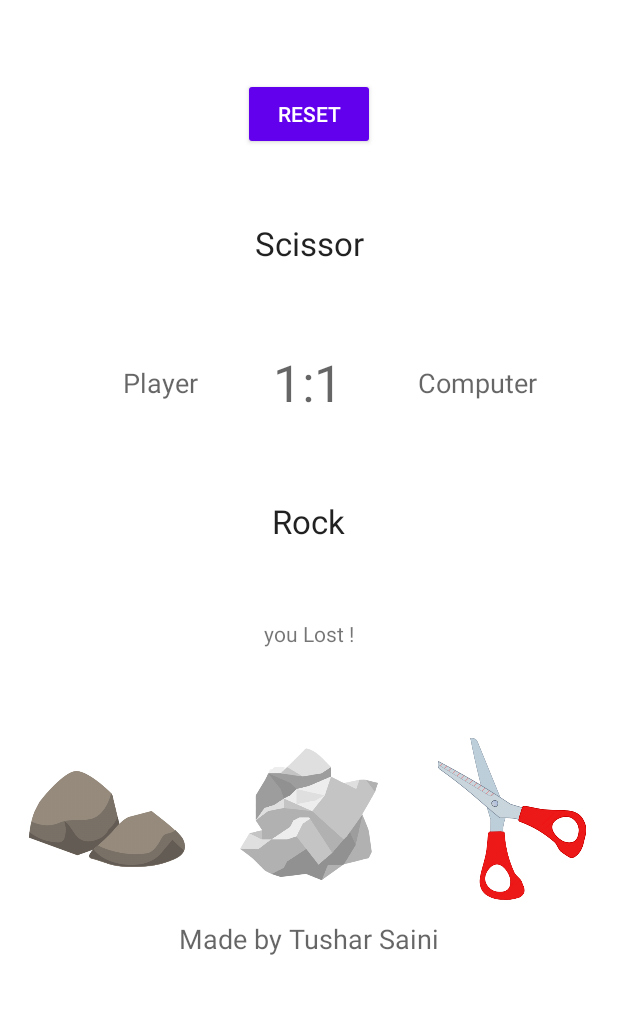
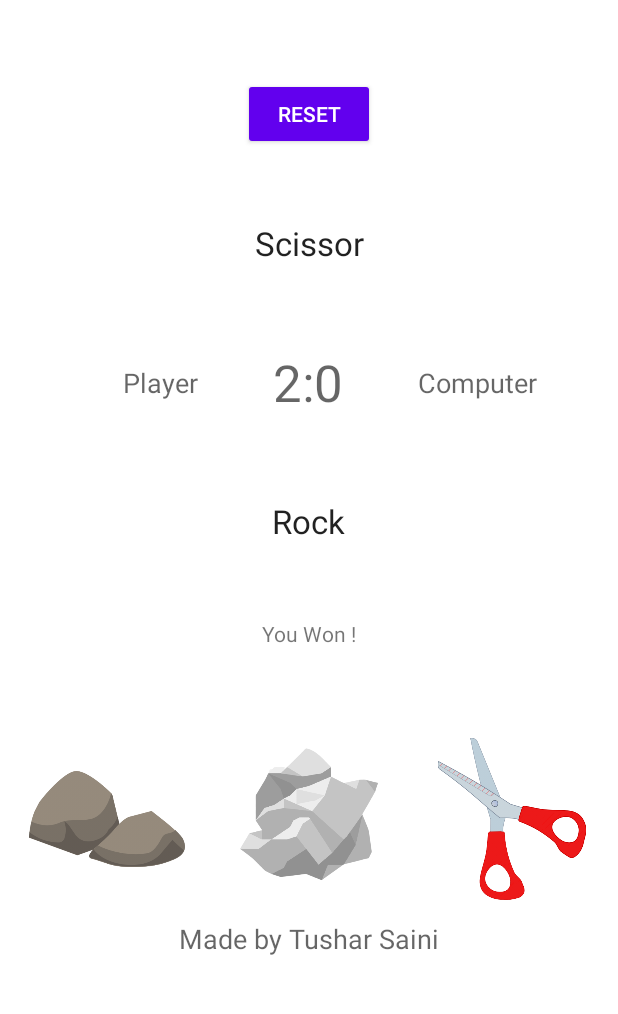
Before and after one commit to TusharSaini17/Rock-Paper-Scissors-By-Tushar, an Android app: the screen it shows after launch (MainActivity), after a tap on an icon or button, on a phone screen of 412 x 824 dp, the part 201-1215 px from its top. Run offline under Robolectric (Android 15) with nearby library versions, the phone set to English and light mode, and no system bars; 2 other taps on this screen came first.

Commit message:
Bugs fixed

```diff
--- a/app/src/main/java/com/example/rockpaperscissor/MainActivity.java
+++ b/app/src/main/java/com/example/rockpaperscissor/MainActivity.java
@@ -1,5 +1,9 @@
 package com.example.rockpaperscissor;
 
+import android.media.AudioAttributes;
+import android.media.AudioManager;
+import android.media.SoundPool;
+import android.os.Build;
 import android.os.Bundle;
 import android.util.Log;
 import android.view.View;
@@ -11,7 +15,8 @@ import java.util.Random;
 
 public class MainActivity extends AppCompatActivity {
     private static final String TAG = "MainActivity";
-
+    public SoundPool soundPool;
+    public int M_win,M_lose,lose,win,tie;
     TextView scoreText, wonLostText, userSelectText, compSelectText;
 
     int userScore = 0;
@@ -31,6 +36,25 @@ public class MainActivity extends AppCompatActivity {
        wonLostText.setText("");
         compSelectText.setText("");
         userSelectText.setText("");
+
+        if (Build.VERSION.SDK_INT >= Build.VERSION_CODES.LOLLIPOP) {
+            AudioAttributes audioAttributes = new AudioAttributes.Builder()
+                    .setUsage(AudioAttributes.USAGE_ASSISTANCE_SONIFICATION)
+                    .setContentType(AudioAttributes.CONTENT_TYPE_SONIFICATION)
+                    .build();
+
+            soundPool = new SoundPool.Builder()
+                    .setMaxStreams(2)
+                    .setAudioAttributes(audioAttributes)
+                    .build();
+        } else {
+            soundPool = new SoundPool(2, AudioManager.STREAM_MUSIC, 0);
+        }
+        M_win = soundPool.load(this, R.raw.victory, 1);
+        M_lose = soundPool.load(this, R.raw.over, 1);
+        win = soundPool.load(this, R.raw.win, 1);
+        lose = soundPool.load(this, R.raw.lose, 1);
+        tie = soundPool.load(this, R.raw.tie, 1);
     }
 
     public void resetButton(View view) {
@@ -58,32 +82,38 @@ public class MainActivity extends AppCompatActivity {
     }
     private void match(int userSelection) {
 
-        int low = 1;
-        int high = 3;
 
 
-        int compSelection = random.nextInt(high) + low;
+
+        int compSelection = random.nextInt(3);
 
 
         if (userSelection == compSelection) {
             wonLostText.setText("It's a Tie !");
-        } else if ( (userSelection - compSelection) % 3 == 1 ) {
-            wonLostText.setText("you Won !");
+            soundPool.autoPause();
+            soundPool.play(tie, 1, 1, 0, 0, 1);
+        } else if (userSelection == 0 && compSelection == 2 || userSelection == 1 && compSelection == 0
+                || userSelection == 2 && compSelection == 1) {
+            wonLostText.setText("You Won !");
+            soundPool.autoPause();
+            soundPool.play(win, 1, 1, 0, 0, 1);
             userScore++;
         } else {
-            wonLostText.setText("you Lost !");
+            wonLostText.setText("You Lost !");
+            soundPool.autoPause();
+            soundPool.play(lose, 1, 1, 0, 0, 1);
             compScore++;
         }
 
 
         switch (compSelection) {
-            case 1:
+            case 0:
                 compSelectText.setText("Rock");
                 break;
-            case 2:
+            case 1:
                 compSelectText.setText("Paper");
                 break;
-            case 3:
+            case 2:
                 compSelectText.setText("Scissor");
                 break;
             default:
@@ -91,13 +121,13 @@ public class MainActivity extends AppCompatActivity {
         }
 
         switch (userSelection) {
-            case 1:
+            case 0:
                 userSelectText.setText("Rock");
                 break;
-            case 2:
+            case 1:
                 userSelectText.setText("Paper");
                 break;
-            case 3:
+            case 2:
                 userSelectText.setText("Scissor");
                 break;
             default:
@@ -105,10 +135,14 @@ public class MainActivity extends AppCompatActivity {
         }
         setScoreTextView(userScore, compScore);
     if (userScore== 5){
+        soundPool.autoPause();
+        soundPool.play(M_win, 1, 1, 0, 0, 1);
         openWin();
         reset();
     }
     else if (compScore==5){
+        soundPool.autoPause();
+        soundPool.play(M_lose, 1, 1, 0, 0, 1);
         openlose();
         reset();
     }
@@ -124,4 +158,6 @@ public class MainActivity extends AppCompatActivity {
       losedialog losedialog=new losedialog();
       losedialog.show(getSupportFragmentManager(),"lose dialog");
     }
+
+
 }
--- a/app/src/main/res/layout/activity_main.xml
+++ b/app/src/main/res/layout/activity_main.xml
@@ -15,13 +15,14 @@
         android:backgroundTint="#00FFFFFF"
         android:onClick="rpsButton"
         android:scaleType="fitCenter"
-        android:tag="3"
+        android:tag="2"
         android:tint="#00FFFFFF"
         app:layout_constraintEnd_toEndOf="parent"
         app:layout_constraintHorizontal_bias="0.5"
         app:layout_constraintStart_toEndOf="@+id/paperButton"
         app:layout_constraintTop_toBottomOf="@+id/userSelectText"
-        app:srcCompat="@drawable/scissor" />
+        app:srcCompat="@drawable/scissor"
+        tools:ignore="SpeakableTextPresentCheck" />
 
     <ImageButton
         android:id="@+id/rockButton"
@@ -30,13 +31,14 @@
         android:backgroundTint="#00FFFFFF"
         android:onClick="rpsButton"
         android:scaleType="fitCenter"
-        android:tag="1"
+        android:tag="0"
         android:tint="#00FFFFFF"
         app:layout_constraintBottom_toBottomOf="@+id/paperButton"
         app:layout_constraintEnd_toStartOf="@+id/paperButton"
         app:layout_constraintHorizontal_bias="0.5"
         app:layout_constraintStart_toStartOf="parent"
-        app:srcCompat="@drawable/stone" />
+        app:srcCompat="@drawable/stone"
+        tools:ignore="SpeakableTextPresentCheck" />
 
     <ImageButton
         android:id="@+id/paperButton"
@@ -46,14 +48,15 @@
         android:backgroundTint="#00FFFFFF"
         android:onClick="rpsButton"
         android:scaleType="fitCenter"
-        android:tag="2"
+        android:tag="1"
         android:tint="#00FFFFFF"
         app:layout_constraintBottom_toBottomOf="@+id/scissorButton"
         app:layout_constraintEnd_toStartOf="@+id/scissorButton"
         app:layout_constraintHorizontal_bias="0.5"
         app:layout_constraintStart_toEndOf="@+id/rockButton"
         app:layout_constraintTop_toBottomOf="@+id/userSelectText"
-        app:srcCompat="@drawable/papr" />
+        app:srcCompat="@drawable/papr"
+        tools:ignore="SpeakableTextPresentCheck" />
 
     <TextView
         android:id="@+id/textView"
--- a/build.gradle
+++ b/build.gradle
@@ -5,7 +5,7 @@ buildscript {
         mavenCentral()
     }
     dependencies {
-        classpath "com.android.tools.build:gradle:4.2.2"
+        classpath 'com.android.tools.build:gradle:7.0.4'
 
         // NOTE: Do not place your application dependencies here; they belong
         // in the individual module build.gradle files
```
Also changed, not shown: gradle/wrapper/gradle-wrapper.properties, 5 other files.
